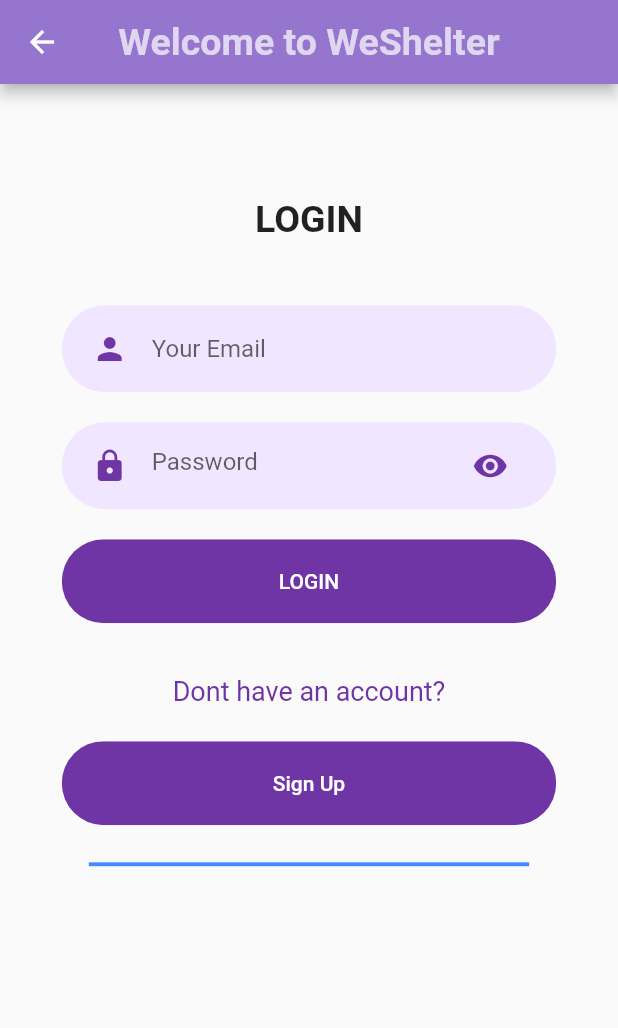
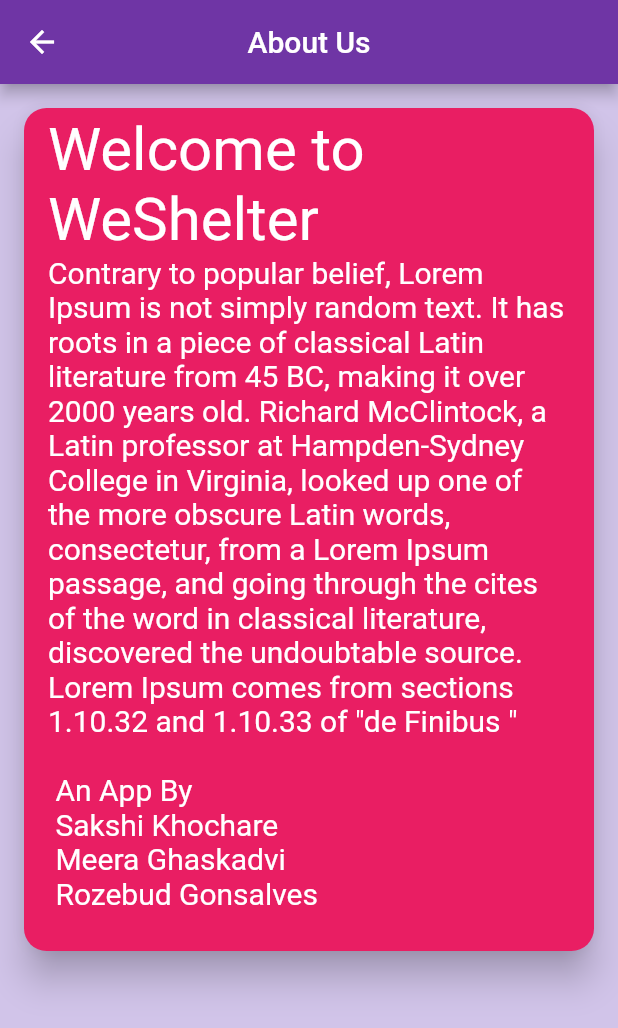
Before and after one commit to Saksh22/Shelter-for-homeless-App, a Flutter app: the UserHome screen opened directly, after a tap on "About Us", on a phone screen of 412 x 824 dp. Shown: the top 1028 px of the screen. Run offline on Flutter 3.47's test engine with Material 2 defaults, Android fonts, the phone set to English and light mode, and no system bars; our stand-ins replace circular_profile_avatar, cloud_firestore, firebase_auth, firebase_core, firebase_storage, flutter_spinkit and 4 more; accounts and stored records are empty; network calls fail.

Commit message:
about us page

```diff
--- a/shelter_app/lib/main.dart
+++ b/shelter_app/lib/main.dart
@@ -1,6 +1,7 @@
 import 'package:firebase_core/firebase_core.dart';
 import 'package:flutter/material.dart';
-import 'package:shelter_app/homepage.dart';
+import 'package:shelter_app/pages/about_us.dart';
+import 'package:shelter_app/pages/homepage.dart';
 
 
 
--- /dev/null
+++ b/shelter_app/lib/pages/about_us.dart
@@ -0,0 +1,45 @@
+import 'package:flutter/material.dart';
+
+import '../constraints.dart';
+
+class AboutUs extends StatelessWidget {
+  @override
+  Widget build(BuildContext context) {
+    return Scaffold(
+      backgroundColor: Colors.deepPurple[100],
+      appBar: AppBar(
+        title: Text("About Us"),
+        centerTitle: true,
+        backgroundColor: kPrimaryColor,
+      ),
+      body:
+      Container(
+        child:Padding(
+          padding:EdgeInsets.all(12),
+       child: Card(
+      shape: RoundedRectangleBorder(
+        borderRadius: BorderRadius.circular(15.0),
+      ),
+      color: Colors.pink,
+      elevation: 10,
+      child: Column(
+        mainAxisSize: MainAxisSize.min,
+        children: <Widget>[
+          const ListTile(
+            title: Text('Welcome to WeShelter', style: TextStyle(
+              color: Colors.white,
+              fontSize: 40,
+              )),
+            subtitle: Text('Contrary to popular belief, Lorem Ipsum is not simply random text. It has roots in a piece of classical Latin literature from 45 BC, making it over 2000 years old. Richard McClintock, a Latin professor at Hampden-Sydney College in Virginia, looked up one of the more obscure Latin words, consectetur, from a Lorem Ipsum passage, and going through the cites of the word in classical literature, discovered the undoubtable source. Lorem Ipsum comes from sections 1.10.32 and 1.10.33 of "de Finibus " \n\n An App By\n Sakshi Khochare\n Meera Ghaskadvi \n Rozebud Gonsalves\n',
+            style: TextStyle(color: Colors.white,fontSize: 20)),
+
+          ),
+        ],
+
+      ),
+        ),
+      ),
+      ),
+    );
+  }
+}
--- a/shelter_app/lib/homepage.dart
+++ b/shelter_app/lib/pages/homepage.dart
@@ -1,6 +1,6 @@
 import 'package:flutter/material.dart';
 import 'package:shelter_app/loading.dart';
-import 'package:shelter_app/screens/Welcome/welcome.dart';
+import 'package:shelter_app/pages/welcome.dart';
 
 
 class Home extends StatefulWidget {
--- a/shelter_app/lib/register.dart
+++ b/shelter_app/lib/pages/register.dart
@@ -5,12 +5,12 @@ import 'package:firebase_core/firebase_core.dart';
 import 'package:image_picker/image_picker.dart';
 import 'package:rflutter_alert/rflutter_alert.dart';
 import 'package:shelter_app/constraints.dart';
-import 'package:shelter_app/login.dart';
+import 'package:shelter_app/pages/login.dart';
 import 'package:flutter_spinkit/flutter_spinkit.dart';
 import 'package:cloud_firestore/cloud_firestore.dart';
 import 'dart:async';
 import 'dart:io';
-import 'components/rounded_button.dart';
+import '../components/rounded_button.dart';
 
 
 class Register extends StatefulWidget {
--- a/shelter_app/lib/userhome.dart
+++ b/shelter_app/lib/pages/userhome.dart
@@ -1,7 +1,8 @@
 import 'package:flutter/material.dart';
 import 'package:shelter_app/constraints.dart';
-import 'package:shelter_app/login.dart';
-import 'package:shelter_app/userprofile.dart';
+import 'package:shelter_app/pages/about_us.dart';
+import 'package:shelter_app/pages/login.dart';
+import 'package:shelter_app/pages/userprofile.dart';
 import 'map1.dart';
 
 
@@ -111,7 +112,7 @@ class UserHome extends StatelessWidget {
                     context,
                     MaterialPageRoute(
                       builder: (context) {
-                        return Login();
+                        return AboutUs();
                       },
                     ),
                   );
--- a/shelter_app/lib/userprofile.dart
+++ b/shelter_app/lib/pages/userprofile.dart
@@ -56,10 +56,11 @@ Future<void> getimage() async {
 
 @override
   void initState() {
-    super.initState();
     fetchUserInfo();
     fetchDatabaseList();
     getimage();
+    super.initState();
+
 
   }
 
--- a/shelter_app/lib/screens/Welcome/components/body.dart
+++ b/shelter_app/lib/screens/Welcome/components/body.dart
@@ -1,8 +1,8 @@
 import 'package:flutter/material.dart';
 import 'package:shelter_app/components/rounded_button.dart';
 import 'package:shelter_app/constraints.dart';
-import 'package:shelter_app/login.dart';
-import 'package:shelter_app/register.dart';
+import 'package:shelter_app/pages/login.dart';
+import 'package:shelter_app/pages/register.dart';
 import 'package:shelter_app/screens/Welcome/components/background.dart';
 
 
@@ -27,10 +27,15 @@ class Body extends StatelessWidget {
 
                 ),
             ),
-            SizedBox(height: size.height * 0.05),
+            SizedBox(height: 10),
+            Image.asset(
+              'images/welcome.jpg',
+              height: 200,
+              width: 200,
+            ),
 
 
-            SizedBox(height: size.height * 0.05),
+            SizedBox(height: 10),
             RoundedButton(
               text: "LOGIN",
               press: () {
```
Also changed, not shown: shelter_app/lib/pages/login.dart (renamed from shelter_app/lib/login.dart, +5 -5 lines), shelter_app/images/welcome.jpg, shelter_app/lib/pages/map1.dart (renamed from shelter_app/lib/map1.dart), shelter_app/lib/pages/welcome.dart (renamed from shelter_app/lib/screens/Welcome/welcome.dart).
